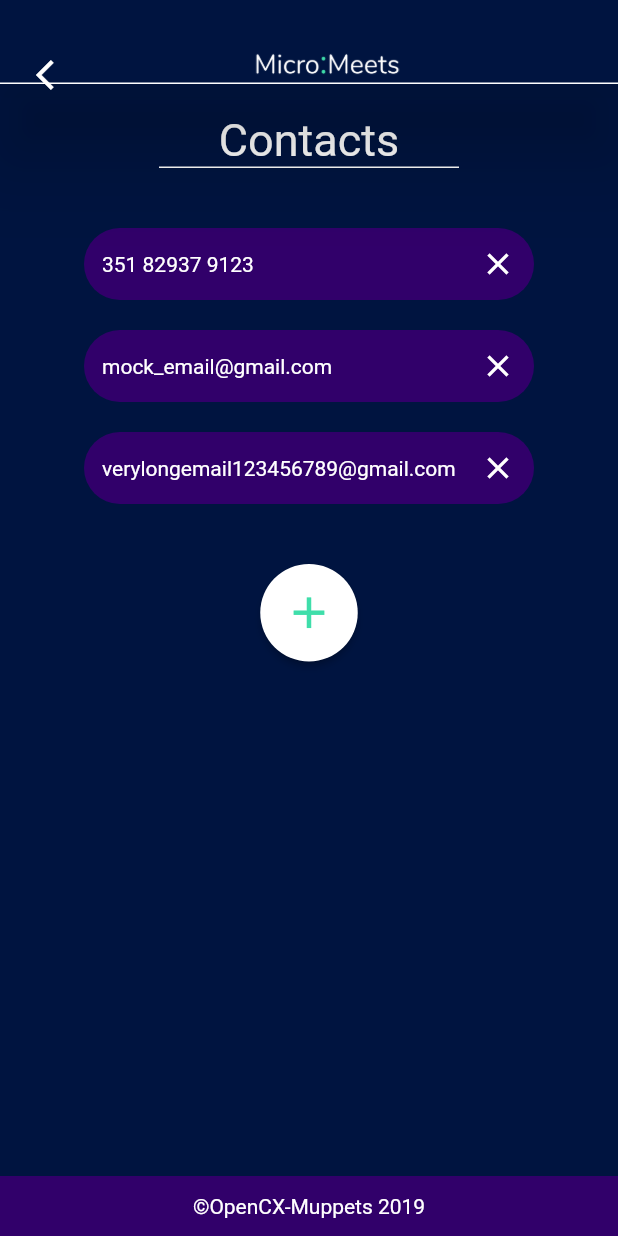
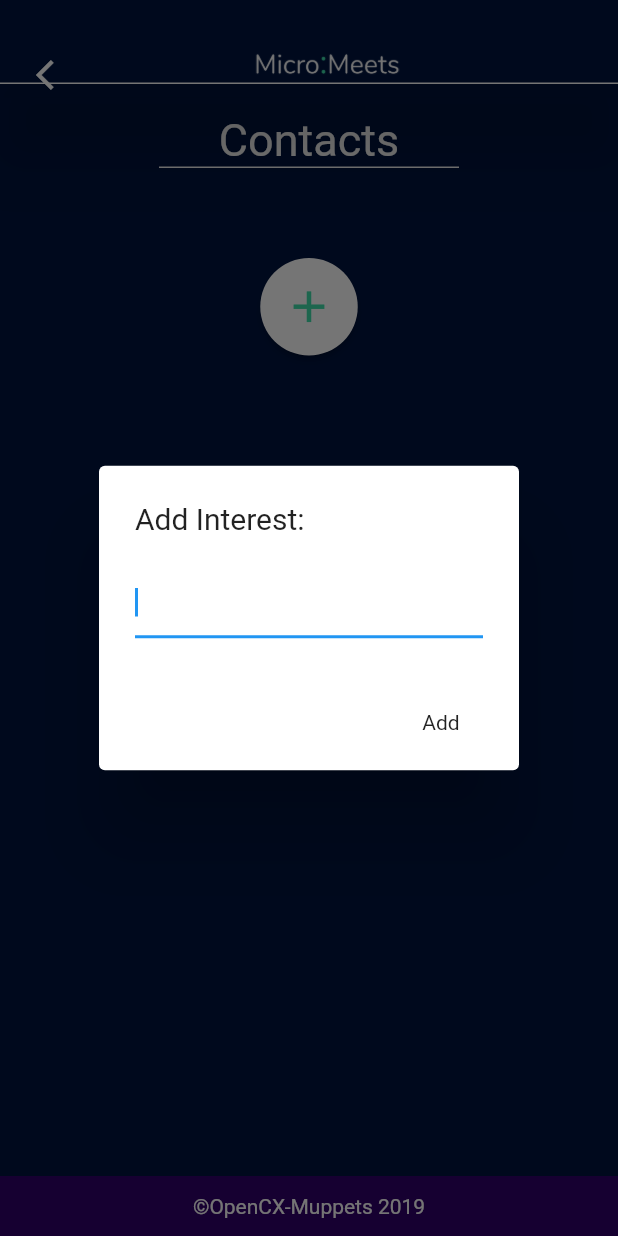
Before and after one commit to softeng-feup/open-cx-muppets, a Flutter app: the ContactsPage screen opened directly, after a tap on the "add" icon, on a phone screen of 412 x 824 dp. Run offline on Flutter 3.47's test engine with Material 2 defaults, Android fonts, the phone set to English and light mode, and no system bars; our stand-ins replace shared_preferences; accounts and stored records are empty.

Commit message:
Responsiveness to ContactsPage; PageHeader navigator now pops

```diff
--- a/app/lib/Pages/ContactsPage.dart
+++ b/app/lib/Pages/ContactsPage.dart
@@ -15,10 +15,12 @@ class ContactsPage extends StatefulWidget {
 }
 
 class _ContactsPageState extends State<ContactsPage> {
+  List<String> contactList = List<String>();
+
   @override
   Widget build(BuildContext context) {
     return Scaffold(
-      appBar: PageHeader(destinationPage: ProfilePage()),
+      appBar: PageHeader(),
       backgroundColor: bluePage,
       body: Center(
         child: ListView(
@@ -39,16 +41,10 @@ class _ContactsPageState extends State<ContactsPage> {
 
   Widget getContacts() {
     //ir buscar à database
-    List<String> contact_list = List<String>();
-
-    contact_list.add("351 82937 9123");
-    contact_list.add("mock_email@gmail.com");
-    contact_list.add("verylongemail123456789@gmail.com");
-
     List<Widget> rows = List<Widget>();
 
-    for(int i = 0; i < contact_list.length; i++){
-      rows.add(createContactRow(contact_list[i]));
+    for (int i = 0; i < this.contactList.length; i++) {
+      rows.add(createContactRow(this.contactList[i]));
     }
 
     return Container(
@@ -65,22 +61,65 @@ class _ContactsPageState extends State<ContactsPage> {
         padding: EdgeInsets.all(12.0),
         width: 300,
         decoration: BoxDecoration(
-        color: purpleButton,
-          borderRadius: BorderRadius.circular(25.0)
-      ),
+            color: purpleButton, borderRadius: BorderRadius.circular(25.0)),
         child: Row(
           mainAxisAlignment: MainAxisAlignment.spaceBetween,
           children: <Widget>[
-          Text(contact, textAlign: TextAlign.center, style: TextStyle(color: Colors.white),),
-          Icon(Icons.clear, color: Colors.white,),
+            Flexible(
+              child: Text(
+                contact,
+                textAlign: TextAlign.center,
+                style: TextStyle(color: Colors.white),
+              ),
+            ),
+            IconButton(
+              icon: Icon(
+                Icons.clear,
+                color: Colors.white,
+              ),
+              onPressed: () {
+                setState(() {
+                  this.contactList.remove(contact);
+                });
+              },
+            ),
           ],
-      )
-    );
+        ));
   }
 
-  Widget addContact(){
+  Future<String> createAlertDialog(BuildContext context) {
+    TextEditingController _controller = TextEditingController();
+
+    return showDialog(
+        context: context,
+        builder: (context) {
+          return AlertDialog(
+            title: Text('Add Interest:'),
+            content: TextField(
+              autofocus: true,
+              controller: _controller,
+            ),
+            actions: <Widget>[
+              RawMaterialButton(
+                child: Text("Add"),
+                onPressed: () {
+                  Navigator.of(context).pop(_controller.text);
+                },
+              )
+            ],
+          );
+        });
+  }
+
+  Widget addContact() {
     return RawMaterialButton(
-      onPressed: () {},
+      onPressed: () {
+        createAlertDialog(this.context).then((input) {
+          setState(() {
+            this.contactList.add(input);
+          });
+        });
+      },
       child: new Icon(
         Icons.add,
         color: teal,
--- a/app/lib/Pages/FriendProfilePage.dart
+++ b/app/lib/Pages/FriendProfilePage.dart
@@ -15,7 +15,7 @@ class FriendProfilePage extends StatelessWidget {
   @override
   Widget build(BuildContext context) {
     return Scaffold(
-      appBar: PageHeader(destinationPage: FriendsPage()),
+      appBar: PageHeader(),
       backgroundColor: Colors.white,
       body: Center(
         child: ListView(
--- a/app/lib/Pages/FriendsPage.dart
+++ b/app/lib/Pages/FriendsPage.dart
@@ -19,7 +19,7 @@ class _FriendsPageState extends State<FriendsPage> {
   @override
   Widget build(BuildContext context) {
     return Scaffold(
-      appBar: PageHeader(destinationPage: HomePage()),
+      appBar: PageHeader(),
       backgroundColor: bluePage,
       body: Center(
         child: ListView(
--- a/app/lib/Pages/Profilepage.dart
+++ b/app/lib/Pages/Profilepage.dart
@@ -20,7 +20,7 @@ class _ProfilePageState extends State<ProfilePage> {
   @override
   Widget build(BuildContext context) {
     return Scaffold(
-      appBar: PageHeader(destinationPage: HomePage()),
+      appBar: PageHeader(),
       backgroundColor: bluePage,
       body: Center(
         child: ListView(
--- a/app/lib/Widgets/PageHeader.dart
+++ b/app/lib/Widgets/PageHeader.dart
@@ -1,13 +1,7 @@
-import 'package:app/Animations/FadeRoute.dart';
 import 'package:app/Theme.dart';
 import 'package:flutter/material.dart';
 
 class PageHeader extends StatelessWidget implements PreferredSizeWidget {
-  PageHeader({
-    @required this.destinationPage
-  });
-
-  final Widget destinationPage;
 
   @override
   Widget build(BuildContext context) {
@@ -31,15 +25,12 @@ class PageHeader extends StatelessWidget implements PreferredSizeWidget {
           children: <Widget>[
             IconButton(
               icon: Icon(Icons.arrow_back_ios, color: Colors.white),
-              onPressed: destinationPage == null? (){} : () {
-                Navigator.push(
-                  context,
-                  FadeRoute(page: destinationPage),
-                );
-              }
+              onPressed: () {
+                Navigator.of(context).pop();
+              },
             ),
             getLogo(),
-            Icon(Icons.arrow_back_ios,color: Colors.transparent),
+            Icon(Icons.arrow_back_ios, color: Colors.transparent),
           ],
         ),
       ),
@@ -49,7 +40,8 @@ class PageHeader extends StatelessWidget implements PreferredSizeWidget {
   Widget getLogo() {
     return Container(
       width: 120,
-      child: Image.asset('assets/images/NameLogoWhite.png',
+      child: Image.asset(
+        'assets/images/NameLogoWhite.png',
       ),
     );
   }
```
Also changed, not shown: app/lib/Pages/InterestsPage.dart (+6 -4 lines). Lines whose indentation alone changed are shown as unchanged.
